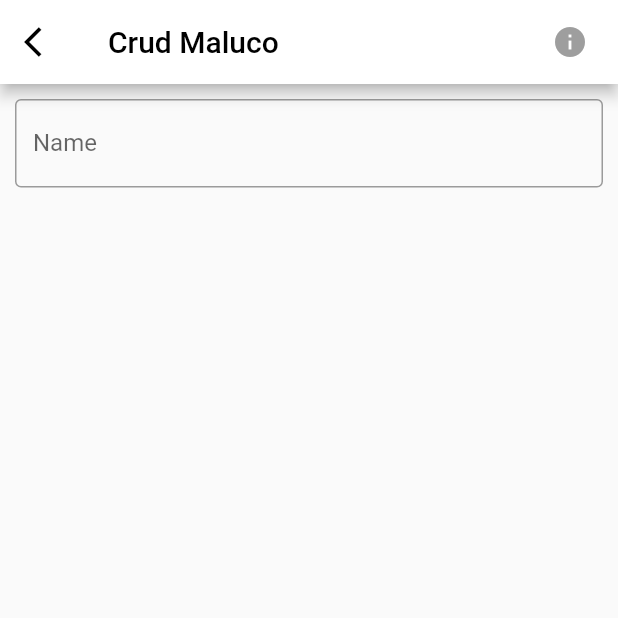
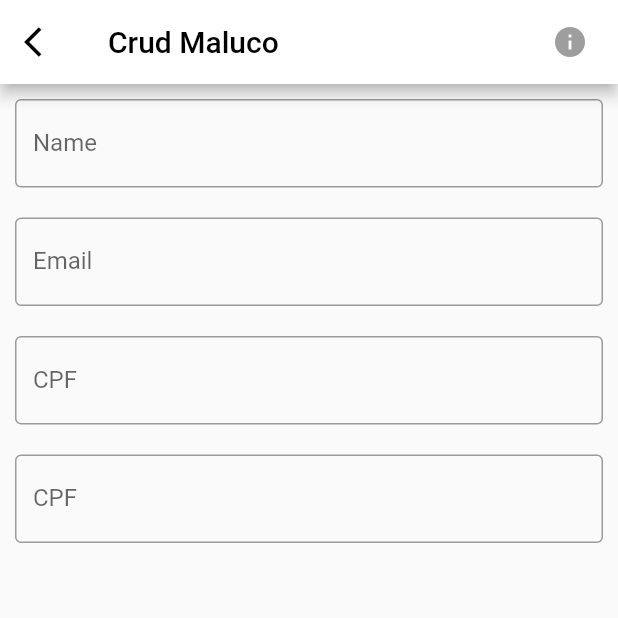
Before and after one commit to LucasPitol/CrudMaluco, a Flutter app: the screen it shows after launch, after a tap on the "add" icon, on a phone screen of 412 x 824 dp, the top half of it. Run offline on Flutter 3.47's test engine with Material 2 defaults, Android fonts, the phone set to English and light mode, and no system bars; our stand-ins replace cloud_firestore; accounts and stored records are empty.

Commit message:
CD-DEV-7 tarefa 5 progress

```diff
--- a/flutterApp/crud_maluco_app/lib/add_client_component.dart
+++ b/flutterApp/crud_maluco_app/lib/add_client_component.dart
@@ -43,6 +43,13 @@ class AddClientComponent extends MaterialPageRoute<String> {
             ),
             body: Column(
               children: <Widget>[
+                Theme(
+                  data: Theme.of(context).copyWith(
+                    primaryColor: Colors.deepPurple,
+                    cursorColor: Colors.black,
+                  ),
+                  child: Column(
+                    children: <Widget>[
                       Container(
                         margin: EdgeInsets.all(10),
                         child: TextField(
@@ -53,6 +60,39 @@ class AddClientComponent extends MaterialPageRoute<String> {
                           ),
                         ),
                       ),
+                      Container(
+                        margin: EdgeInsets.all(10),
+                        child: TextField(
+                          obscureText: true,
+                          decoration: InputDecoration(
+                            border: OutlineInputBorder(),
+                            labelText: 'Email',
+                          ),
+                        ),
+                      ),
+                      Container(
+                        margin: EdgeInsets.all(10),
+                        child: TextField(
+                          obscureText: true,
+                          decoration: InputDecoration(
+                            border: OutlineInputBorder(),
+                            labelText: 'CPF',
+                          ),
+                        ),
+                      ),
+                      Container(
+                        margin: EdgeInsets.all(10),
+                        child: TextField(
+                          obscureText: true,
+                          decoration: InputDecoration(
+                            border: OutlineInputBorder(),
+                            labelText: 'CPF',
+                          ),
+                        ),
+                      ),
+                    ],
+                  ),
+                ),
               ],
             ),
           );
```
Lines whose indentation alone changed are shown as unchanged.
